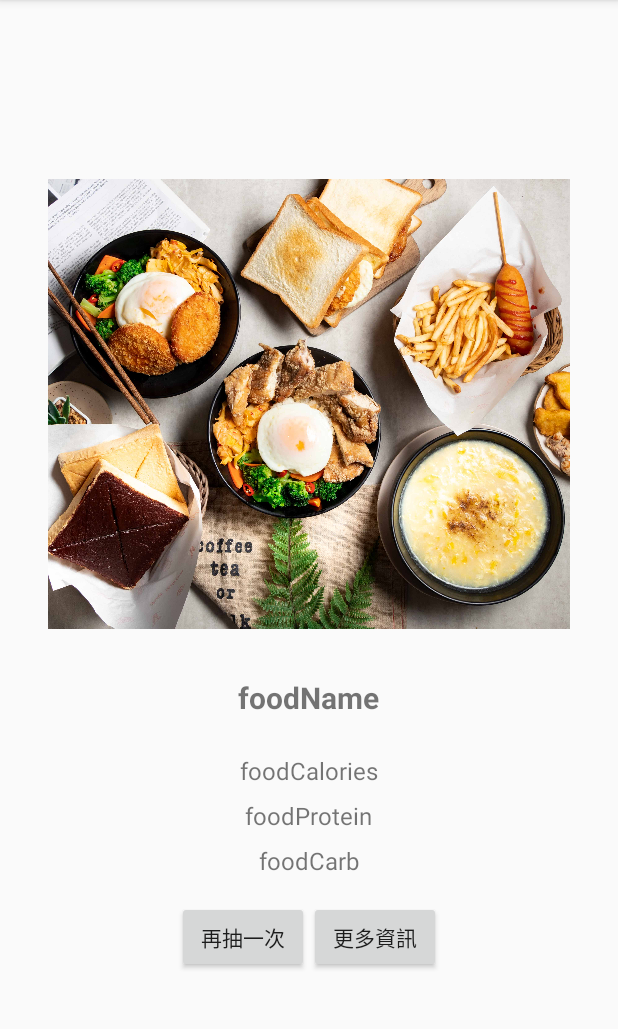
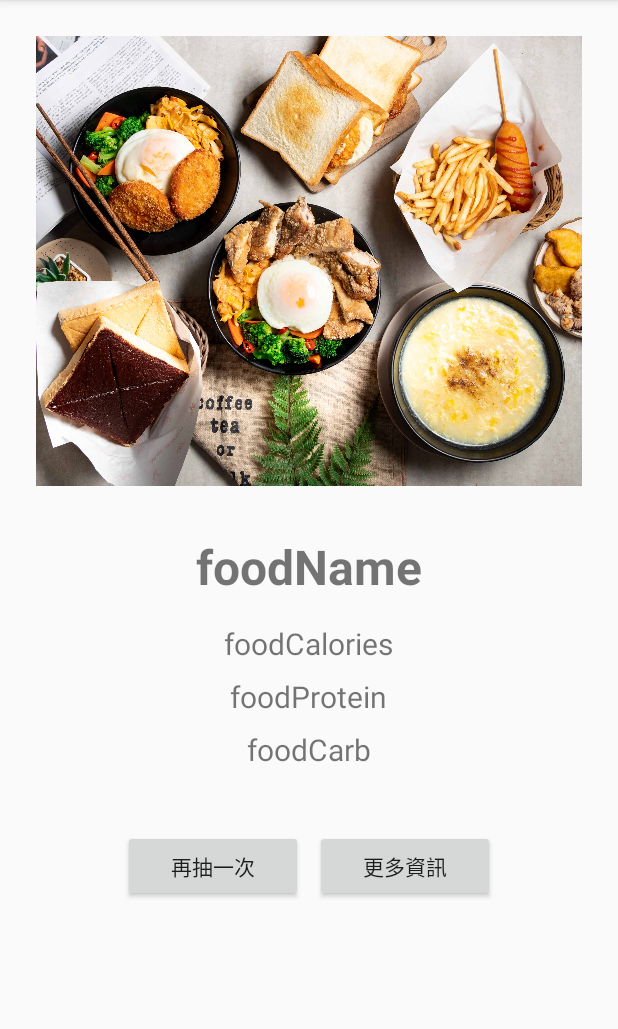
Before and after one commit to Shawn409631016/what_to_eat_Android_studio, an Android app: the screen it shows after launch (MainActivity), after a tap on "再抽一次", on a phone screen of 412 x 824 dp, the part 84-1113 px from its top. Run offline under Robolectric (Android 15) with nearby library versions, the phone set to English and light mode, and no system bars; our stand-ins replace Firebase (no records; nobody signed in at launch, a user with empty details on screens opened directly); 12 statements that could not run were skipped.

Commit message:
finish the DrawPage feature

```diff
--- a/app/src/main/java/com/shawn/what_to_eat_android/MainActivity.java
+++ b/app/src/main/java/com/shawn/what_to_eat_android/MainActivity.java
@@ -1,10 +1,13 @@
 package com.shawn.what_to_eat_android;
 
+import android.content.Intent;
+import android.net.Uri;
 import android.os.Bundle;
 import android.view.View;
 import android.widget.Button;
 import android.widget.ImageView;
 import android.widget.TextView;
+import android.widget.Toast;
 
 import androidx.annotation.NonNull;
 import androidx.appcompat.app.AppCompatActivity;
@@ -24,6 +27,7 @@ import java.util.Random;
 public class MainActivity extends AppCompatActivity {
 
     private List<Food> mFoodList;
+    Food randomFood;
 
     TextView foodNameTextView;
     TextView foodCaloriesTextView;
@@ -65,7 +69,7 @@ public class MainActivity extends AppCompatActivity {
                                 mFoodList.add(document.toObject(Food.class));
                             }
 
-                            Food randomFood = getRandomFood();
+                            randomFood = getRandomFood();
                             foodNameTextView.setText(randomFood.getName());
                             foodCaloriesTextView.setText("熱量: " + randomFood.getCalories());
                             foodProteinTextView.setText("蛋白質: " + randomFood.getProtein());
@@ -81,8 +85,18 @@ public class MainActivity extends AppCompatActivity {
 
     }
 
+    private Food getRandomFood() {
+        int randomIndex = new Random().nextInt(mFoodList.size());
+        return mFoodList.get(randomIndex);
+    }
+
+    public void onMoreInfoClicked(View view) {
+        Intent browserIntent = new Intent(Intent.ACTION_VIEW, Uri.parse(randomFood.getUri()));
+        startActivity(browserIntent);
+    }
+
     public void onDrawAgainClicked(View view) {
-        Food randomFood = getRandomFood();
+        randomFood = getRandomFood();
         foodNameTextView.setText(randomFood.getName());
         foodCaloriesTextView.setText("熱量: " + randomFood.getCalories());
         foodProteinTextView.setText("蛋白質: " + randomFood.getProtein());
@@ -90,15 +104,7 @@ public class MainActivity extends AppCompatActivity {
         Glide.with(MainActivity.this)
                 .load(randomFood.getImg())
                 .into(foodPhotoImageView);
-    }
-
-    private Food getRandomFood() {
-        int randomIndex = new Random().nextInt(mFoodList.size());
-        return mFoodList.get(randomIndex);
-    }
-
-    public void onMoreInfoClicked(View view) {
-
+        Toast.makeText(MainActivity.this, "再抽一次", Toast.LENGTH_SHORT).show();
     }
 
 }
--- a/app/src/main/res/layout/activity_main.xml
+++ b/app/src/main/res/layout/activity_main.xml
@@ -3,8 +3,7 @@
     android:layout_width="match_parent"
     android:layout_height="match_parent"
     android:orientation="vertical"
-    android:gravity="center"
-    android:padding="16dp">
+    android:padding="24dp">
 
     <ImageView
         android:id="@+id/foodPhotoImageView"
@@ -12,16 +11,27 @@
         android:layout_height="300dp"
         android:adjustViewBounds="true"
         android:scaleType="centerCrop"
-        android:layout_margin="16dp"
+        android:layout_marginBottom="16dp"
         android:src="@drawable/foodimg" />
+
+
+    <LinearLayout
+        android:layout_width="match_parent"
+        android:layout_height="wrap_content"
+        android:orientation="vertical"
+        android:gravity="center_horizontal"
+        android:paddingLeft="24dp"
+        android:paddingRight="24dp"
+        android:paddingBottom="24dp">
 
         <TextView
             android:id="@+id/foodNameTextView"
             android:layout_width="wrap_content"
             android:layout_height="wrap_content"
-        android:textSize="20sp"
+            android:textSize="32sp"
             android:textStyle="bold"
-        android:layout_margin="16dp"
+            android:layout_marginTop="16dp"
+            android:layout_marginBottom="8dp"
             android:text="foodName" />
 
         <TextView
@@ -29,7 +39,7 @@
             android:layout_width="wrap_content"
             android:layout_height="wrap_content"
             android:layout_marginTop="8dp"
-        android:textSize="16sp"
+            android:textSize="20sp"
             android:text="foodCalories" />
 
         <TextView
@@ -37,7 +47,7 @@
             android:layout_width="wrap_content"
             android:layout_height="wrap_content"
             android:layout_marginTop="8dp"
-        android:textSize="16sp"
+            android:textSize="20sp"
             android:text="foodProtein" />
 
         <TextView
@@ -45,8 +55,10 @@
             android:layout_width="wrap_content"
             android:layout_height="wrap_content"
             android:layout_marginTop="8dp"
-        android:textSize="16sp"
+            android:textSize="20sp"
             android:text="foodCarb" />
+
+    </LinearLayout>
 
     <LinearLayout
         android:layout_width="match_parent"
@@ -57,14 +69,15 @@
 
         <Button
             android:id="@+id/drawAgainButton"
-            android:layout_width="wrap_content"
+            android:layout_width="120dp"
             android:layout_height="wrap_content"
+            android:layout_marginRight="8dp"
             android:text="再抽一次"
             android:onClick="onDrawAgainClicked" />
 
         <Button
             android:id="@+id/moreInfoButton"
-            android:layout_width="wrap_content"
+            android:layout_width="120dp"
             android:layout_height="wrap_content"
             android:text="更多資訊"
             android:onClick="onMoreInfoClicked" />
```
Lines whose indentation alone changed are shown as unchanged.
